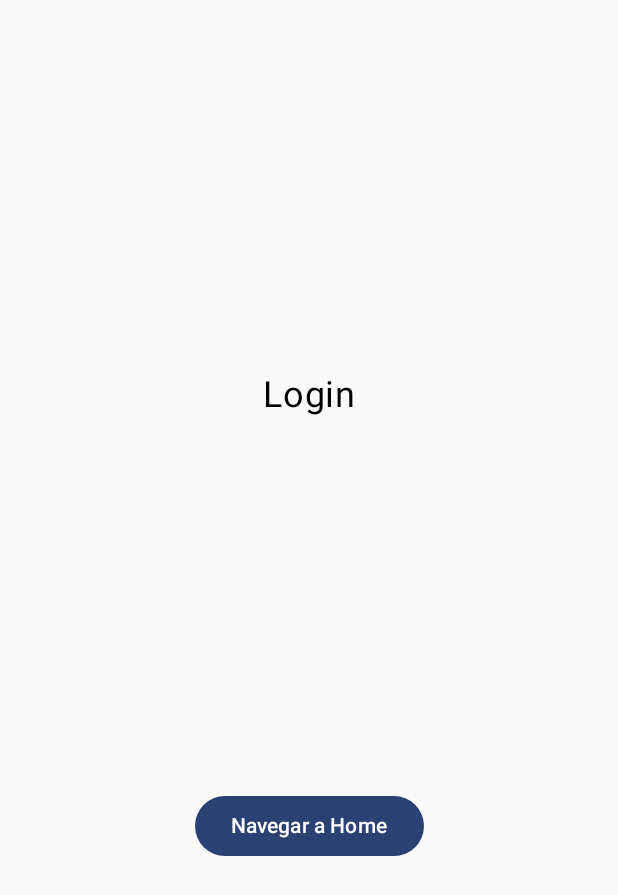
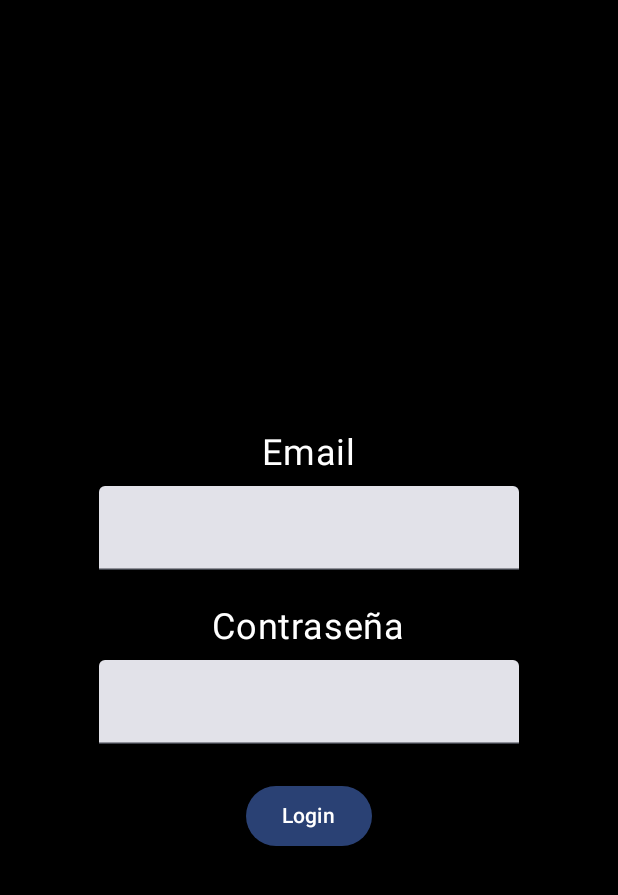
Before and after one commit to Danielfedesa/MyNutriCoach, an Android app built with Jetpack Compose: the screen it shows after launch (MainActivity), on a phone screen of 412 x 824 dp. Shown: the top 895 px of the screen. Run offline under Robolectric (Android 15) with nearby library versions, the phone set to English and light mode, and no system bars; our stand-ins replace Firebase (no records; nobody signed in at launch, a user with empty details on screens opened directly).

Commit message:
Implementa autenticación con Firebase y gestión de usuarios con Firestore
- Configura Firebase en el proyecto:
  - Crea el proyecto en Firebase con autenticación por correo y contraseña.
  - Descarga `google-services.json` y lo agrega al `.gitignore`.
  - Añade dependencias necesarias en `libs.versions.toml` y `build.gradle.kts`.

- Implementa autenticación en `MainActivity`:
  - Inicializa `FirebaseAuth` y lo pasa como parámetro a `AppNavigation`.
  - Modifica `AppNavigation` para manejar `FirebaseAuth` en las rutas.

- Actualiza `Login` para manejar inicio de sesión:
  - Agrega `TextFields` para email y contraseña.
  - Implementa `signInWithEmailAndPassword` con validación básica.
  - Usa `Toast` y `Log` para manejar errores (pendiente de mejoras con `try-catch`).

- Configura Firestore para la gestión de usuarios:
  - Crea los paquetes `models` y `viewmodel`.
  - Define `Usuario` en `models` para representar los datos de usuario.
  - Implementa `UsuarioViewModel` con `LiveData` y `StateFlow` para gestionar datos de usuario.
  - Implementa validación de formulario con `enableButton()`.

- Crea pantalla `UsuarioAlta` para el registro de usuarios:
  - Implementa formulario con `TextFields` y `Button`.
  - Conecta con `UsuarioViewModel` para actualizar datos y habilitar el botón.
  - Guarda usuarios en Firestore y muestra confirmación.

- Modifica `Home` para incluir navegación a `UsuarioAlta`.
- Habilita Firestore en Firebase en modo prueba.

```diff
--- a/app/src/main/java/com/daniel/mynutricoach/MainActivity.kt
+++ b/app/src/main/java/com/daniel/mynutricoach/MainActivity.kt
@@ -4,23 +4,21 @@ import android.os.Bundle
 import androidx.activity.ComponentActivity
 import androidx.activity.compose.setContent
 import androidx.activity.enableEdgeToEdge
-import androidx.compose.foundation.layout.fillMaxSize
-import androidx.compose.foundation.layout.padding
-import androidx.compose.material3.Scaffold
-import androidx.compose.material3.Text
-import androidx.compose.runtime.Composable
-import androidx.compose.ui.Modifier
-import androidx.compose.ui.tooling.preview.Preview
 import com.daniel.mynutricoach.navigation.AppNavigation
 import com.daniel.mynutricoach.ui.theme.MyNutriCoachTheme
+import com.google.firebase.Firebase
+import com.google.firebase.auth.FirebaseAuth
+import com.google.firebase.auth.auth
 
 class MainActivity : ComponentActivity() {
+    private lateinit var auth: FirebaseAuth
     override fun onCreate(savedInstanceState: Bundle?) {
         super.onCreate(savedInstanceState)
+        auth = Firebase.auth
         enableEdgeToEdge()
         setContent {
             MyNutriCoachTheme {
-                AppNavigation ()
+                AppNavigation (auth)
 
             }
         }
--- a/app/src/main/java/com/daniel/mynutricoach/navigation/AppNavigation.kt
+++ b/app/src/main/java/com/daniel/mynutricoach/navigation/AppNavigation.kt
@@ -1,17 +1,20 @@
 package com.daniel.mynutricoach.navigation
 
 import androidx.compose.runtime.Composable
+import androidx.lifecycle.viewmodel.compose.viewModel
 import androidx.navigation.compose.NavHost
 import androidx.navigation.compose.composable
 import androidx.navigation.compose.rememberNavController
 import com.daniel.mynutricoach.screens.*
+import com.google.firebase.auth.FirebaseAuth
 
 @Composable
-fun AppNavigation (){
+fun AppNavigation (auth: FirebaseAuth){
     val navigationController = rememberNavController()
     NavHost(navController = navigationController, startDestination = AppScreens.Login.ruta)
     {
-        composable(AppScreens.Login.ruta) { Login(navigationController) }
-        composable(AppScreens.Home.ruta){ Home(navigationController) }
+        composable(AppScreens.Login.ruta) { Login(navigationController, auth) }
+        composable(AppScreens.Home.ruta){ Home(navigationController, auth) }
+        composable(AppScreens.UsuariosAlta.ruta){ UsuarioAlta(navigationController, auth, viewModel()) }
     }
 }
--- a/app/src/main/java/com/daniel/mynutricoach/navigation/AppScreens.kt
+++ b/app/src/main/java/com/daniel/mynutricoach/navigation/AppScreens.kt
@@ -3,4 +3,5 @@ package com.daniel.mynutricoach.navigation
 sealed class AppScreens (val ruta:String){
     object Login: AppScreens("Login")
     object Home: AppScreens("Home")
+    object UsuariosAlta: AppScreens("UsuariosAlta")
 }
--- a/app/src/main/java/com/daniel/mynutricoach/screens/Login.kt
+++ b/app/src/main/java/com/daniel/mynutricoach/screens/Login.kt
@@ -1,25 +1,92 @@
 package com.daniel.mynutricoach.screens
 
+import android.util.Log
+import android.widget.Toast
+import androidx.compose.foundation.background
+import androidx.compose.foundation.layout.Arrangement
 import androidx.compose.foundation.layout.Column
 import androidx.compose.foundation.layout.Spacer
 import androidx.compose.foundation.layout.fillMaxSize
+import androidx.compose.foundation.layout.height
+import androidx.compose.foundation.layout.padding
 import androidx.compose.material3.Button
 import androidx.compose.material3.Text
+import androidx.compose.material3.TextField
 import androidx.compose.runtime.Composable
+import androidx.compose.runtime.getValue
+import androidx.compose.runtime.mutableStateOf
+import androidx.compose.runtime.remember
+import androidx.compose.runtime.setValue
 import androidx.compose.ui.Alignment
 import androidx.compose.ui.Modifier
+import androidx.compose.ui.graphics.Color
+import androidx.compose.ui.graphics.Color.Companion.White
+import androidx.compose.ui.platform.LocalContext
+import androidx.compose.ui.unit.dp
 import androidx.compose.ui.unit.sp
 import androidx.navigation.NavHostController
+import com.google.firebase.auth.FirebaseAuth
 
 @Composable
-fun Login(navController: NavHostController) {
-    Column(modifier = Modifier.fillMaxSize(), horizontalAlignment = Alignment.CenterHorizontally) {
-        Spacer(modifier = Modifier.weight(1f))
-        Text(text = "Login", fontSize = 24.sp)
-        Spacer(modifier = Modifier.weight(1f))
-        Button(onClick = { navController.navigate("Home") }) {
-            Text(text = "Navegar a Home")
+fun Login(navController: NavHostController, auth:FirebaseAuth) {
+
+    var email by remember { mutableStateOf("") }
+    var password by remember { mutableStateOf("") }
+    val context = LocalContext.current
+
+
+    Column(modifier = Modifier
+        .fillMaxSize()
+        .background(Color.Black)
+        .padding(horizontal = 32.dp),
+        horizontalAlignment = Alignment.CenterHorizontally,
+        verticalArrangement = Arrangement.Center
+    ) {
+
+        Spacer(Modifier.height(32.dp))
+
+        Text(text = "Email", color = White, fontSize = 24.sp)
+        TextField(
+            value = email,
+            onValueChange = { email = it },
+            modifier = Modifier.padding(vertical = 8.dp)
+        )
+
+        Spacer(Modifier.height(16.dp))
+
+        Text(text = "Contraseña", color = White, fontSize = 24.sp)
+        TextField(
+            value = password,
+            onValueChange = { password = it },
+            modifier = Modifier.padding(vertical = 8.dp)
+        )
+
+        Spacer(Modifier.height(16.dp))
+
+        Button(onClick = {
+
+            if (email.isEmpty() || password.isEmpty()) {
+                Toast.makeText(context, "Por favor, rellena todos los campos", Toast.LENGTH_SHORT).show()
+                return@Button // Salimos del bloque de código del botón (Como un break)
+            }
+
+            // Si los campos no están vacíos, intentamos iniciar sesión
+            auth.signInWithEmailAndPassword(email, password)
+                .addOnCompleteListener { task ->
+
+                    // Si el inicio de sesión es correcto, navegamos a la pantalla Home
+                    if (task.isSuccessful) {
+                        navController.navigate("Home")
+                        Log.i("Login", "Inicio de sesión correcto")
+                    } else {
+                        // Si el inicio de sesión falla, mostramos un mensaje
+                        val errorMsg = task.exception?.message ?: "Error desconocido"
+                        Toast.makeText(context, "Error: $errorMsg", Toast.LENGTH_SHORT).show()
+                        Log.i("Login", errorMsg)
+                    }
+                }
+        }) {
+            Text(text = "Login")
         }
-        Spacer(modifier = Modifier.weight(1f))
     }
 }
--- a/build.gradle.kts
+++ b/build.gradle.kts
@@ -3,4 +3,6 @@ plugins {
     alias(libs.plugins.android.application) apply false
     alias(libs.plugins.kotlin.android) apply false
     alias(libs.plugins.kotlin.compose) apply false
+
+    alias(libs.plugins.googleServices) apply false
 }
```
Also changed, not shown: app/build.gradle.kts (+16 -0 lines), app/src/main/java/com/daniel/mynutricoach/models/Usuario.kt (added, +14 -0 lines), app/src/main/java/com/daniel/mynutricoach/screens/Home.kt (+19 -4 lines), app/src/main/java/com/daniel/mynutricoach/screens/UsuarioAlta.kt (added, +223 -0 lines), app/src/main/java/com/daniel/mynutricoach/viewmodel/UsuarioViewModel.kt (added, +65 -0 lines), gradle/libs.versions.toml (+34 -0 lines), 1 other file.
